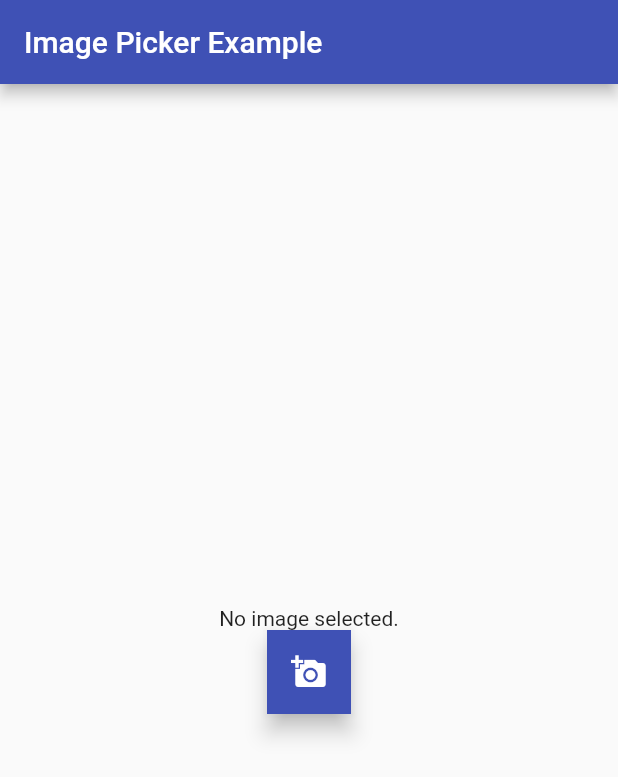
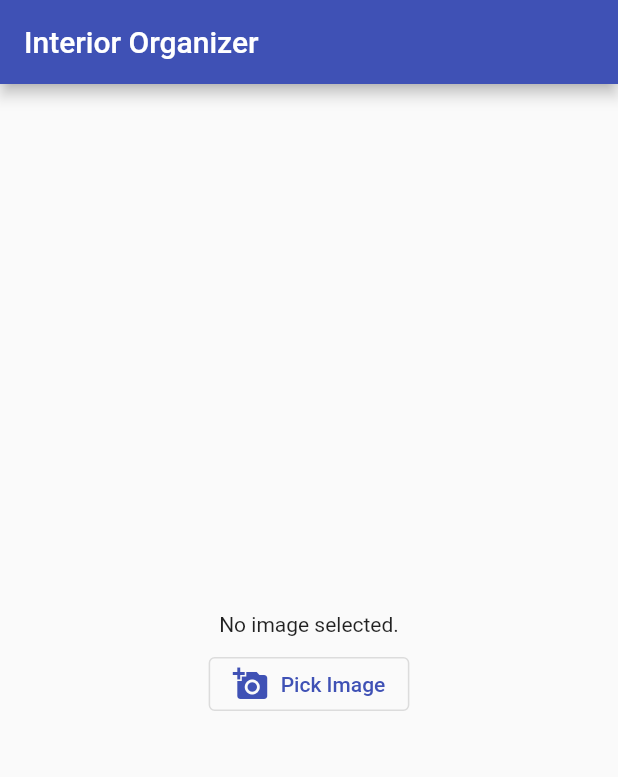
Before and after one commit to a-benavente/interior-design-app, a Flutter app: the screen it shows after launch, on a phone screen of 412 x 824 dp. Shown: the top 777 px of the screen. Run offline on Flutter 3.47's test engine with Material 2 defaults, Android fonts, the phone set to English and light mode, and no system bars; our stand-ins replace image_picker.

Commit message:
changes to button and layout -beginning phase

```diff
--- a/lib/main.dart
+++ b/lib/main.dart
@@ -40,28 +40,29 @@ class _MyHomePageState extends State<MyHomePage> {
   Widget build(BuildContext context) {
     return Scaffold(
       appBar: AppBar(
-        title: Text('Image Picker Example'),
+        title: Text('Interior Organizer'),
       ),
       body: (_image == null) ?
              Center(
              child: Column(
                 mainAxisAlignment: MainAxisAlignment.center,
                  children: [
-                  Text('No image selected.'),
-            // floatingActionButtonLocation: FloatingActionButtonLocation.centerFloat,
-            // floatingActionButton:
-            FloatingActionButton(
+                  Padding(
+                    padding: const EdgeInsets.all(8.0),
+                    child: Text('No image selected.'),
+                  ),
+            OutlinedButton.icon(
+                style: OutlinedButton.styleFrom(
+                  primary: Colors.indigo
+                ),
                 onPressed: getImage,
-                  tooltip: 'Pick Image',
-                child: Icon(Icons.add_a_photo),
-                shape: RoundedRectangleBorder(),
-                backgroundColor: Theme.of(context).primaryColor,
+                label : Text('Pick Image'),
+                icon: Icon(Icons.add_a_photo),
               ),
           ],
         ),
      )
-
-             :  GridView.count(
+             : GridView.count(
                   primary: false,
                   padding: const EdgeInsets.all(20),
                   crossAxisSpacing: 10,
@@ -70,35 +71,16 @@ class _MyHomePageState extends State<MyHomePage> {
                    children: [
                      Column(
                        children: [
-                     Image.file(_image, height: 150, width: 150, ),
-                     Text('Untitled List'),
+                         Image.file(_image, height: 150, width: 150,),
+                         Padding(
+                           padding: const EdgeInsets.fromLTRB(0, 8, 0,0),
+                           child: Text('Untitled List'),
+                         ),
                        ],
                      ),
                    ],
                  ),
 
-
-  //      GridView.count(
-  //       primary: false,
-  //   padding: const EdgeInsets.all(20),
-  //   crossAxisSpacing: 10,
-  //   mainAxisSpacing: 10,
-  //   crossAxisCount: 2,
-  // children: [
-  //         Column(
-  //           children: <Widget>[
-  //              (_image == null) ?
-  //              Text('No image selected.')
-  //              :
-  //               Image.file(_image, height: 150, width: 150, ),
-  //               Text('Untitled List'),
-
-  //           // padding: EdgeInsets.all(20),
-  //           ]
-  //         ),
-  //       ],
-  //     ),
-
     );
   }
 }
```
Lines whose indentation alone changed are shown as unchanged.
